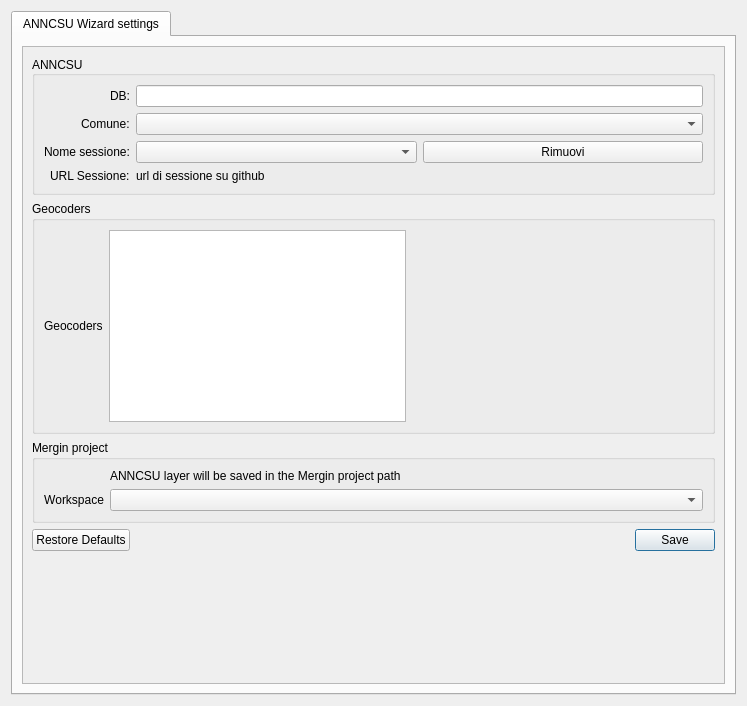
Above: qgisplugin/anncsu_manager/resources/ui/wizard_settings.ui from anncsu-open/anncsu-manager before the change. Below: the same form after it.
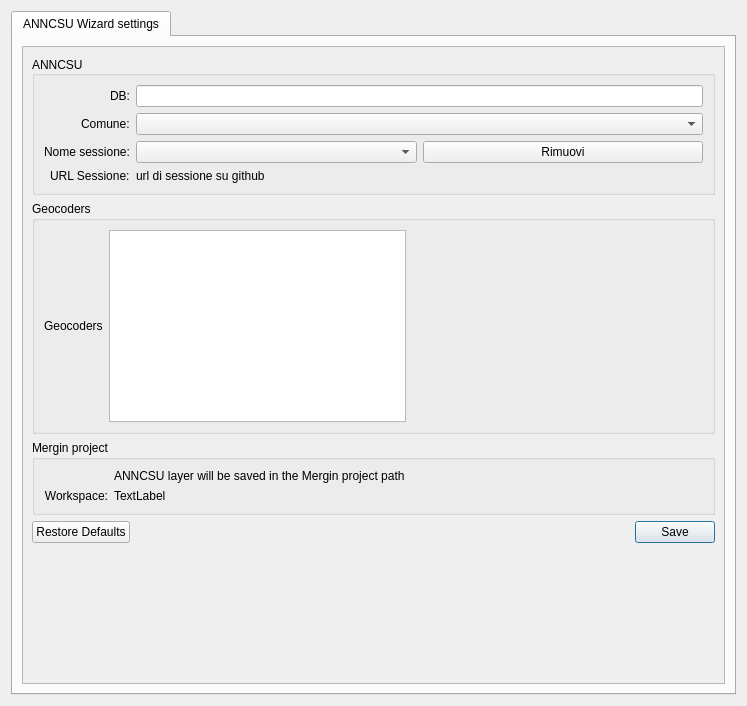
That is the form after the change.

Commit message: forgot to commit change from combobox to lable about mergin project

```diff
--- a/qgisplugin/anncsu_manager/resources/ui/wizard_settings.ui
+++ b/qgisplugin/anncsu_manager/resources/ui/wizard_settings.ui
@@ -175,13 +175,10 @@
               <string>Mergin project</string>
              </property>
              <layout class="QFormLayout" name="formLayout">
-              <item row="1" column="1">
-               <widget class="QComboBox" name="mergin_project_cb"/>
-              </item>
               <item row="1" column="0">
                <widget class="QLabel" name="label_3">
                 <property name="text">
-                 <string>Workspace</string>
+                 <string>Workspace:</string>
                 </property>
                 <property name="alignment">
                  <set>Qt::AlignRight|Qt::AlignTrailing|Qt::AlignVCenter</set>
@@ -201,6 +198,13 @@
                 </property>
                </widget>
               </item>
+              <item row="1" column="1">
+               <widget class="QLabel" name="mergin_project_l">
+                <property name="text">
+                 <string>TextLabel</string>
+                </property>
+               </widget>
+              </item>
              </layout>
             </widget>
            </item>
```
